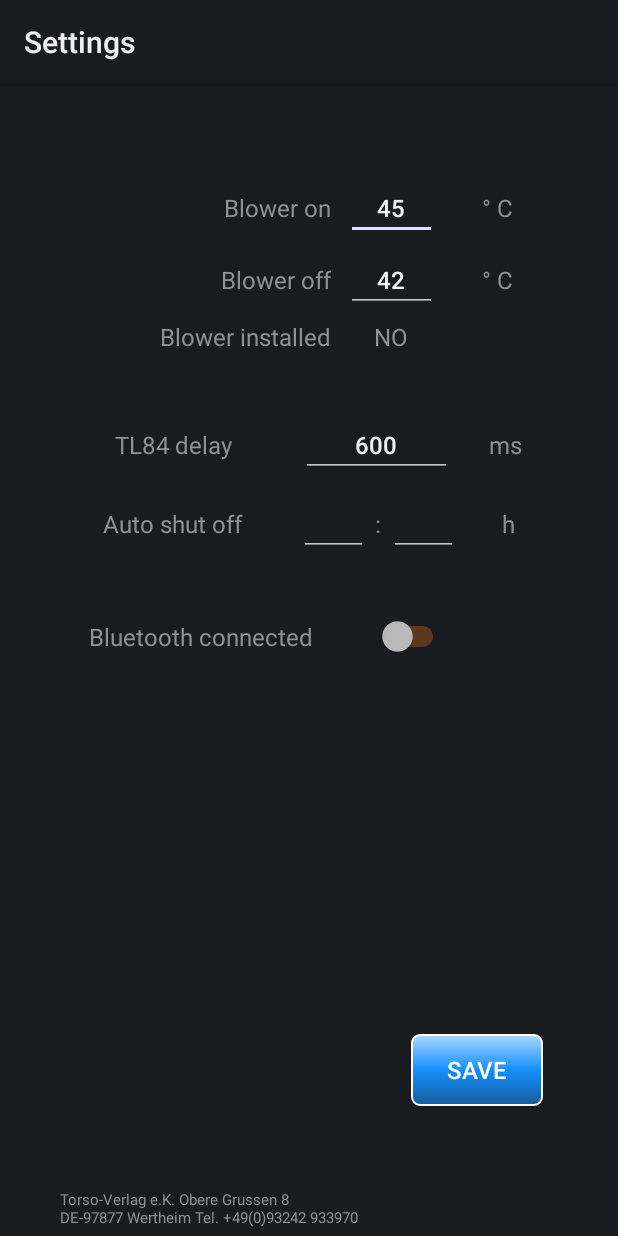
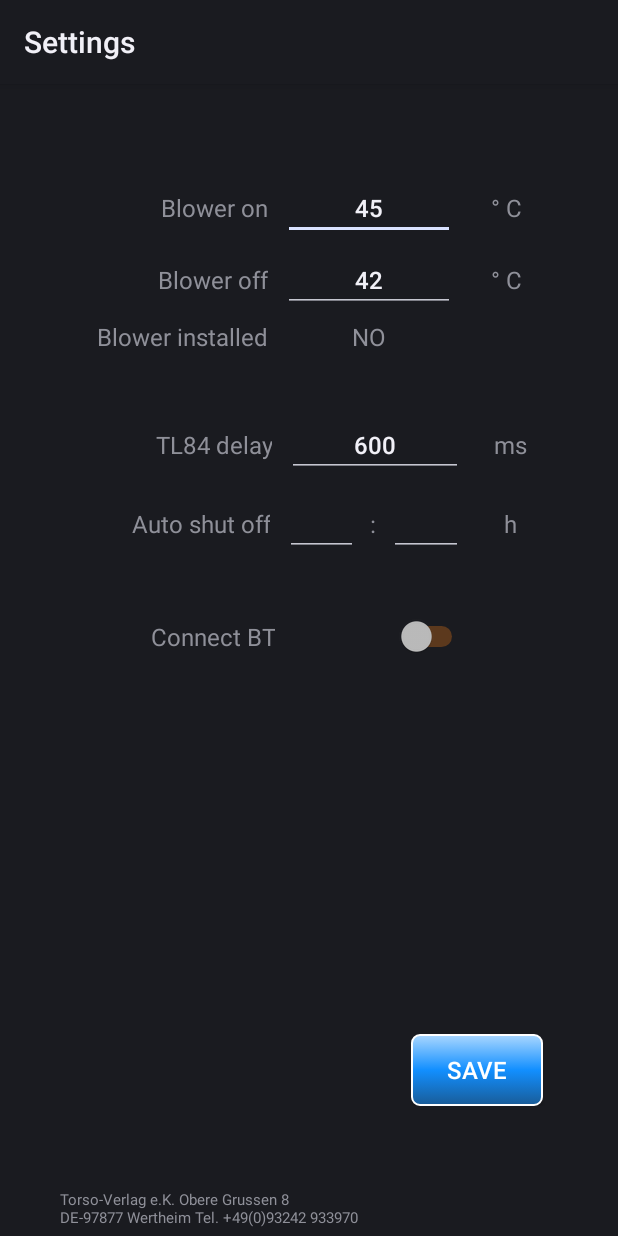
Before and after one commit to maurycyszpak/LED2match, an Android app: the TRSSettings screen opened directly, with no data from a screen before it, after a tap on "SAVE", on a phone screen of 412 x 824 dp. Run offline under Robolectric (Android 15) with nearby library versions, the phone set to English and light mode, and no system bars; 3 statements that could not run were skipped.

Commit message:
TL84 delay introduced

```diff
--- a/src/main/java/com/kiand/LED2match/TRSDigitalPanel.java
+++ b/src/main/java/com/kiand/LED2match/TRSDigitalPanel.java
@@ -52,12 +52,14 @@ import static com.kiand.LED2match.LightAdjustments.TOAST_MESSAGE;
 import static com.kiand.LED2match.LightAdjustments.sNewLine;
 import static com.kiand.LED2match.TRSRecertificationPage.PREFS_PSU_CURRENT;
 import static com.kiand.LED2match.TRSSequence.SP_LAMP_TIMERS;
+import static com.kiand.LED2match.TRSSettings.TL84_DELAY_KEY;
 
 public class TRSDigitalPanel extends Activity {
 
     public static final String TAG = "morris-TRSDigitalPanel";
     public static final String SHAREDPREFS_CURRENT_LAMPS= "lamps_current_values"; //Mauricio
     public static final String SHAREDPREFS_LAMP_DEFINITIONS = "presets_definition"; //Mauricio
+    public static final String CONFIG_SETTINGS = "config_settings";
     public String S_CURRENT_SEQ_ITEM = "";
     public boolean BL_LOW_MODE = false;
     public boolean BL_UV_MODE = false;
@@ -808,6 +810,12 @@ public class TRSDigitalPanel extends Activity {
         }
 
     }
+    public String get_tl84_delay() {
+        SharedPreferences config_prefs = getSharedPreferences(CONFIG_SETTINGS, 0);
+        Log.d(TAG, " ** TL84_delay from file: " + String.format(Locale.US, "%04d", config_prefs.getInt(TL84_DELAY_KEY, 0)));
+        return String.format(Locale.US, "%04d", config_prefs.getInt(TL84_DELAY_KEY, 0));
+
+    }
 
     public void btnClicked(View v) {
 
@@ -1269,7 +1277,8 @@ public class TRSDigitalPanel extends Activity {
                         Log.d(TAG, "I'm not in LOW mode");
 
                         if (button.getText().toString().equalsIgnoreCase(TL84_TAG)) {
-                            sCommand = "S11100" + newLine;
+                            get_tl84_delay();
+                            sCommand = "S11100" + get_tl84_delay() + "$" + newLine;
                             send_via_bt(sCommand);
                             lclUsbServiceInstance.sendBytes(sCommand.getBytes());
                             blTL84_ON = true;
@@ -1308,7 +1317,7 @@ public class TRSDigitalPanel extends Activity {
                         Log.d(TAG, "Illuminating lamps with: " + sCommand);
 
                         if (button.getText().toString().equalsIgnoreCase(TL84_TAG)) {
-                            sCommand = "S11050" + newLine;
+                            sCommand = "S11050" + get_tl84_delay() + "$" + newLine;
                             send_via_bt(sCommand);
                             lclUsbServiceInstance.sendBytes(sCommand.getBytes());
                             blTL84_ON = true;
@@ -1404,7 +1413,7 @@ public class TRSDigitalPanel extends Activity {
 
             //iPower += (int)Math.round(1500 * iDecimal / 255);
             iPower += (int)Math.round(1000 * iDecimal / 210);
-            Log.d (TAG, iDecimal + " / 210 = " + (int)Math.round(1000 * iDecimal / 210) + " mA");
+            //Log.d (TAG, iDecimal + " / 210 = " + (int)Math.round(1000 * iDecimal / 210) + " mA");
             sPresetRGBValues = sPresetRGBValues.substring(2);
         }
         Log.d (TAG, "No more preset light to check. Overall light power is: " + iPower);
--- a/src/main/java/com/kiand/LED2match/TRSSettings.java
+++ b/src/main/java/com/kiand/LED2match/TRSSettings.java
@@ -17,6 +17,7 @@ import android.os.CountDownTimer;
 import android.os.Handler;
 import android.os.IBinder;
 import android.support.v4.content.LocalBroadcastManager;
+import android.text.TextUtils;
 import android.util.Log;
 import android.view.View;
 import android.widget.Button;
@@ -31,9 +32,12 @@ public class TRSSettings extends Activity implements ServiceConnection {
 
     public static final String SHAREDPREFS_ONE_OFF_SEEKBARS = "one-off-seekbar-values.txt"; //Mauricio
     public static final String TIME_OFF_STORAGE = "shutdown__timer"; //Mauricio
+    public static final String CONFIG_SETTINGS = "config_settings";
     public static final String newLine = System.getProperty("line.separator");
 
-    boolean blLamp1_ON, blLamp2_ON, blLamp3_ON, blLamp4_ON, blLamp5_ON, blLamp6_ON;
+    public static final String TL84_DELAY_KEY = "TL884_delay";
+    public static final int TL84_DELAY_DEFAULT = 600;
+
     Button btnSave;
     Switch aSwitch;
 
@@ -52,6 +56,7 @@ public class TRSSettings extends Activity implements ServiceConnection {
 
     EditText editOff_h;
     EditText editOff_m;
+    EditText edit_TL84_delay;
 
 
 
@@ -147,6 +152,7 @@ public class TRSSettings extends Activity implements ServiceConnection {
 
         editOff_h = findViewById(R.id.editAutoShutOFF_h);
         editOff_m = findViewById(R.id.editAutoShutOFF_m);
+        edit_TL84_delay = findViewById(R.id.edit_TL84_delay);
 
         if (!mBound) {
             Intent intent = new Intent(this, UsbCOMMsService.class);
@@ -173,20 +179,30 @@ public class TRSSettings extends Activity implements ServiceConnection {
             editOff_m.setText(String.valueOf(check_for_shutdown_timer_m()));
         }
 
+        int delay = check_for_TL84_delay();
+        if (delay > 0) {
+            edit_TL84_delay.setText(String.valueOf(check_for_TL84_delay()));
+        } else {
+            edit_TL84_delay.setText(String.valueOf(TL84_DELAY_DEFAULT));
+        }
+    }
 
-    }
 
     int check_for_shutdown_timer_h() {
         SharedPreferences prefs = getSharedPreferences(TIME_OFF_STORAGE, 0);
         return prefs.getInt("hours", 0);
-
-
     }
 
     int check_for_shutdown_timer_m() {
         SharedPreferences prefs = getSharedPreferences(TIME_OFF_STORAGE, 0);
         return prefs.getInt("minutes", 0);
     }
+
+    int check_for_TL84_delay() {
+        SharedPreferences prefs = getSharedPreferences(CONFIG_SETTINGS, 0);
+        return prefs.getInt(TL84_DELAY_KEY, 0);
+    }
+
 
     @Override
     protected void onStart() {
@@ -241,7 +257,7 @@ public class TRSSettings extends Activity implements ServiceConnection {
     @Override
     protected void onCreate(Bundle savedInstanceState) {
         super.onCreate(savedInstanceState);
-        setContentView(R.layout.trs_blower_page);
+        setContentView(R.layout.trs_settings);
 
         //editOff_h = findViewById(R.id.editAutoShutOFF_h);
         //editOff_m = findViewById(R.id.editAutoShutOFF_m);
@@ -300,8 +316,6 @@ public class TRSSettings extends Activity implements ServiceConnection {
                         }
                     }
                 });
-
-        //populateButtonNames();
 
         setFiltersBT();
         setFiltersBTdevice();
@@ -374,19 +388,48 @@ public class TRSSettings extends Activity implements ServiceConnection {
         return false;
     }
 
+    boolean validate_tl84_delay(Integer value) {
+        if (value > 0 && value < 4000) {
+            return true;
+        }
+        return false;
+    }
+
     public void saveSettings(View v) {
-
+        EditText edit_bltl84delay = findViewById(R.id.edit_TL84_delay);
+        boolean bl_edit_tl84delay = false;
         Log.d(TAG, "Entering function saveSettings.");
         int iHours = 0, iMinutes = 0;
         if (editOff_h.getText().toString().isEmpty()) { iHours = 0; } else { iHours = Integer.valueOf(editOff_h.getText().toString()); }
         if (editOff_m.getText().toString().isEmpty()) { iMinutes = 0; } else { iMinutes = Integer.valueOf(editOff_m.getText().toString()); }
 
+        SharedPreferences prefs_config = getSharedPreferences(CONFIG_SETTINGS, 0);
         SharedPreferences prefs = getSharedPreferences(TIME_OFF_STORAGE, 0);
         SharedPreferences.Editor editor = prefs.edit();
         editor.clear();
         editor.putInt("hours", iHours);
         editor.putInt("minutes", iMinutes);
         editor.apply();
+
+        if (!TextUtils.isEmpty(edit_bltl84delay.getText().toString())) {
+            if (!validate_tl84_delay(Integer.valueOf(edit_TL84_delay.getText().toString()))) {
+                makeToast("NO BUENO");
+                bl_edit_tl84delay = false;
+            } else {
+                bl_edit_tl84delay = true;
+            }
+        }
+
+
+
+
+        if (bl_edit_tl84delay) {
+            SharedPreferences.Editor edit_config = prefs_config.edit();
+            edit_config.remove(TL84_DELAY_KEY);
+            edit_config.putInt(TL84_DELAY_KEY, Integer.valueOf(edit_bltl84delay.getText().toString()));
+            edit_config.apply();
+            makeToast("TL84 delay of " + edit_bltl84delay.getText().toString() + "ms stored in the config file.");
+        }
 
         Long lTimeToOFF = (long) (iHours * 60 * 60 + iMinutes * 60);
         if (lTimeToOFF > 0) {
--- a/src/main/res/layout/trs_blower_page.xml
+++ b/src/main/res/layout/trs_settings.xml
@@ -4,7 +4,7 @@
     xmlns:tools="http://schemas.android.com/tools"
     android:layout_width="match_parent"
     android:layout_height="match_parent"
-    tools:context=".TRSSequence">
+    tools:context=".TRSSettings">
 
     <LinearLayout
         android:layout_width="match_parent"
@@ -42,7 +42,7 @@
                     android:layout_width="0dp"
                     android:layout_height="match_parent"
                     android:layout_marginEnd="@dimen/button_margin"
-                    android:layout_weight="3"
+                    android:layout_weight="@dimen/settings_pg_label_width"
                     android:gravity="right|center_vertical"
                     android:text="Blower on"
                     android:textSize="@dimen/button_text_size" />
@@ -54,7 +54,7 @@
                     android:layout_marginEnd="@dimen/button_margin"
                     android:textSize="@dimen/button_text_size"
                     android:gravity="center"
-                    android:layout_weight="1"
+                    android:layout_weight="@dimen/settings_pg_value_width"
                     android:maxLines="1"
                     android:singleLine="true"
                     />
@@ -63,7 +63,7 @@
                     android:layout_width="0dp"
                     android:layout_height="match_parent"
                     android:layout_marginEnd="@dimen/button_margin"
-                    android:layout_weight="1"
+                    android:layout_weight="0.16"
                     android:gravity="center"
                     android:text="° C"
                     android:textSize="@dimen/button_text_size" />
@@ -85,8 +85,8 @@
                     android:layout_width="0dp"
                     android:layout_height="match_parent"
                     android:layout_marginEnd="@dimen/button_margin"
-                    android:layout_weight="3"
-                    android:gravity="right|center_vertical"
+                    android:layout_weight="@dimen/settings_pg_label_width"
+                    android:gravity="end|center_vertical"
                     android:text="Blower off"
                     android:textSize="@dimen/button_text_size" />
 
@@ -97,7 +97,7 @@
                     android:layout_marginEnd="@dimen/button_margin"
                     android:textSize="@dimen/button_text_size"
                     android:gravity="center"
-                    android:layout_weight="1"
+                    android:layout_weight="@dimen/settings_pg_value_width"
                     android:maxLines="1"
                     android:singleLine="true"
                     />
@@ -106,7 +106,7 @@
                     android:layout_width="0dp"
                     android:layout_height="match_parent"
                     android:layout_marginEnd="@dimen/button_margin"
-                    android:layout_weight="1"
+                    android:layout_weight="0.16"
                     android:gravity="center"
                     android:text="° C"
                     android:textSize="@dimen/button_text_size" />
@@ -128,8 +128,8 @@
                     android:layout_width="0dp"
                     android:layout_height="match_parent"
                     android:layout_marginEnd="@dimen/button_margin"
-                    android:layout_weight="3"
-                    android:gravity="right|center_vertical"
+                    android:layout_weight="@dimen/settings_pg_label_width"
+                    android:gravity="end|center_vertical"
                     android:text="Blower installed"
                     android:textSize="@dimen/button_text_size" />
 
@@ -137,7 +137,7 @@
                     android:layout_width="0dp"
                     android:layout_height="match_parent"
                     android:layout_marginEnd="@dimen/button_margin"
-                    android:layout_weight="1"
+                    android:layout_weight="@dimen/settings_pg_value_width"
                     android:gravity="center"
                     android:text="NO"
                     android:textSize="@dimen/button_text_size" />
@@ -147,7 +147,7 @@
                     android:layout_width="0dp"
                     android:layout_height="match_parent"
                     android:layout_marginEnd="@dimen/button_margin"
-                    android:layout_weight="1"
+                    android:layout_weight="0.16"
                     android:gravity="center"
                     android:textSize="@dimen/button_text_size" />
 
@@ -169,28 +169,32 @@
                     android:layout_width="0dp"
                     android:layout_height="match_parent"
                     android:layout_marginEnd="@dimen/button_margin"
-                    android:layout_weight="3"
-                    android:gravity="center"
+                    android:layout_weight="@dimen/settings_pg_label_width"
+                    android:gravity="end|center_vertical"
                     android:text="TL84 delay"
                     android:textSize="@dimen/button_text_size" />
 
                 <EditText
+                    android:id="@+id/edit_TL84_delay"
                     android:layout_width="0dp"
                     android:layout_height="wrap_content"
-                    android:text="600"
+                    android:text=""
+                    android:hint="100 - 1200"
                     android:layout_marginEnd="@dimen/button_margin"
                     android:textSize="@dimen/button_text_size"
                     android:gravity="center"
-                    android:layout_weight="2"
+                    android:layout_weight="@dimen/settings_pg_value_width"
                     android:maxLines="1"
                     android:singleLine="true"
+                    android:digits="0123456789"
+                    android:inputType="numberDecimal"
                     />
 
                 <TextView
                     android:layout_width="0dp"
                     android:layout_height="match_parent"
                     android:layout_marginEnd="@dimen/button_margin"
-                    android:layout_weight="1"
+                    android:layout_weight="0.14"
                     android:gravity="center"
                     android:text="ms"
                     android:textSize="@dimen/button_text_size" />
@@ -212,8 +216,8 @@
                     android:layout_width="0dp"
                     android:layout_height="match_parent"
                     android:layout_marginEnd="@dimen/button_margin"
-                    android:layout_weight="13"
-                    android:gravity="center"
+                    android:layout_weight="@dimen/settings_pg_label_width"
+                    android:gravity="end|center_vertical"
                     android:text="Auto shut off"
                     android:textSize="@dimen/button_text_size" />
 
@@ -222,7 +226,7 @@
                     android:layout_width="0dp"
                     android:layout_height="fill_parent"
                     android:layout_marginEnd="0dp"
-                    android:layout_weight="4"
+                    android:layout_weight="0.16"
                     android:gravity="center"
                     android:maxLines="1"
                     android:singleLine="true"
@@ -235,7 +239,7 @@
                     android:layout_height="fill_parent"
                     android:layout_marginEnd="1dp"
                     android:layout_marginStart="1dp"
-                    android:layout_weight="1"
+                    android:layout_weight="0.06"
                     android:gravity="center"
                     android:maxLines="1"
                     android:singleLine="true"
@@ -247,7 +251,7 @@
                     android:layout_width="0dp"
                     android:layout_height="wrap_content"
                     android:layout_marginEnd="@dimen/button_margin"
-                    android:layout_weight="4"
+                    android:layout_weight="0.16"
                     android:gravity="center"
                     android:maxLines="1"
                     android:singleLine="true"
@@ -259,7 +263,7 @@
                     android:layout_width="0dp"
                     android:layout_height="match_parent"
                     android:layout_marginEnd="@dimen/button_margin"
-                    android:layout_weight="4"
+                    android:layout_weight="0.14"
                     android:gravity="center"
                     android:text="h"
                     android:textSize="@dimen/button_text_size" />
@@ -280,9 +284,9 @@
                     android:layout_width="0dp"
                     android:layout_height="match_parent"
                     android:layout_marginEnd="@dimen/button_margin"
-                    android:layout_weight="3"
-                    android:gravity="center"
-                    android:text="Bluetooth connected"
+                    android:layout_weight="@dimen/settings_pg_label_width"
+                    android:gravity="end|center_vertical"
+                    android:text="Connect BT"
                     android:textSize="@dimen/button_text_size" />
 
                 <Switch
@@ -294,7 +298,7 @@
                     app:layout_constraintTop_toTopOf="parent"
                     android:text=""
                     android:textSize="@dimen/button_text_size"
-                    android:layout_weight="1"
+                    android:layout_weight="@dimen/settings_pg_value_width"
                     android:layout_gravity="left|center_vertical"
                     android:theme="@style/MySwitch"
                     />
@@ -302,7 +306,7 @@
                     android:layout_width="0dp"
                     android:layout_height="match_parent"
                     android:layout_marginEnd="@dimen/button_margin"
-                    android:layout_weight="1"
+                    android:layout_weight="0.16"
                     android:gravity="center"
                     android:text=""
                     android:visibility="invisible"
--- a/src/main/res/values/dimens.xml
+++ b/src/main/res/values/dimens.xml
@@ -25,5 +25,8 @@
 
     <dimen name="main_screen_sidemargin">20dp</dimen>
     <dimen name="recertification_label_width">120dp</dimen>
+    <dimen name="settings_pg_label_width">0.46</dimen>
+    <dimen name="settings_pg_value_width">0.38</dimen>
+
 
 </resources>
```
Also changed, not shown: 1 other file.
